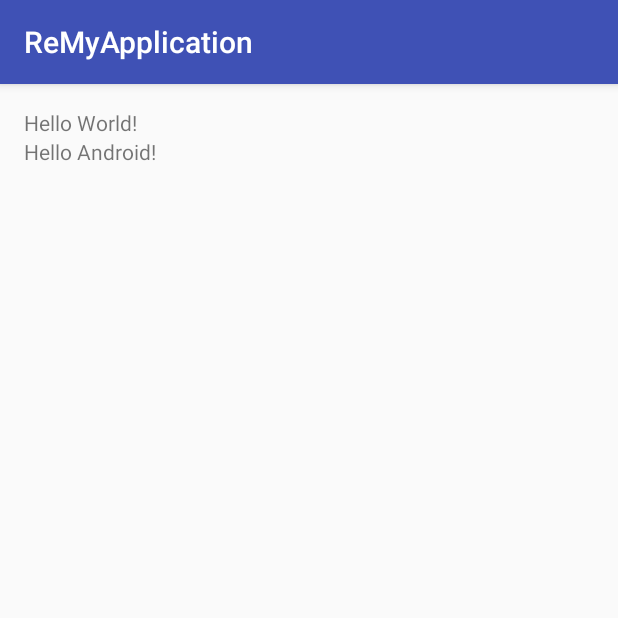
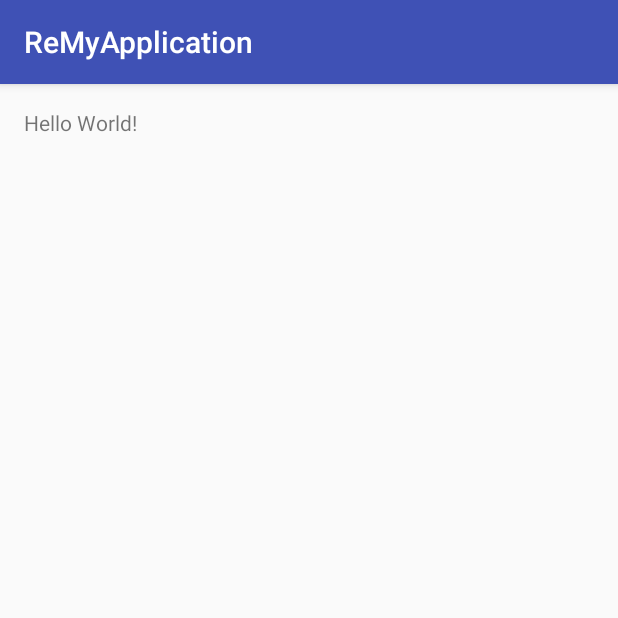
Before and after one commit to tokyogk/ReMyApplication, an Android app: the screen it shows after launch (MainActivity), on a phone screen of 412 x 824 dp, the top half of it. Run offline under Robolectric (Android 15) with nearby library versions, the phone set to English and light mode, and no system bars.

Commit message:
復習２

```diff
--- a/app/src/main/res/layout/activity_main.xml
+++ b/app/src/main/res/layout/activity_main.xml
@@ -15,8 +15,4 @@
         android:layout_width="wrap_content"
         android:layout_height="wrap_content"
         android:text="Hello World!"/>
-    <TextView
-        android:layout_width="wrap_content"
-        android:layout_height="wrap_content"
-        android:text="Hello Android!"/>
 </LinearLayout>
```
